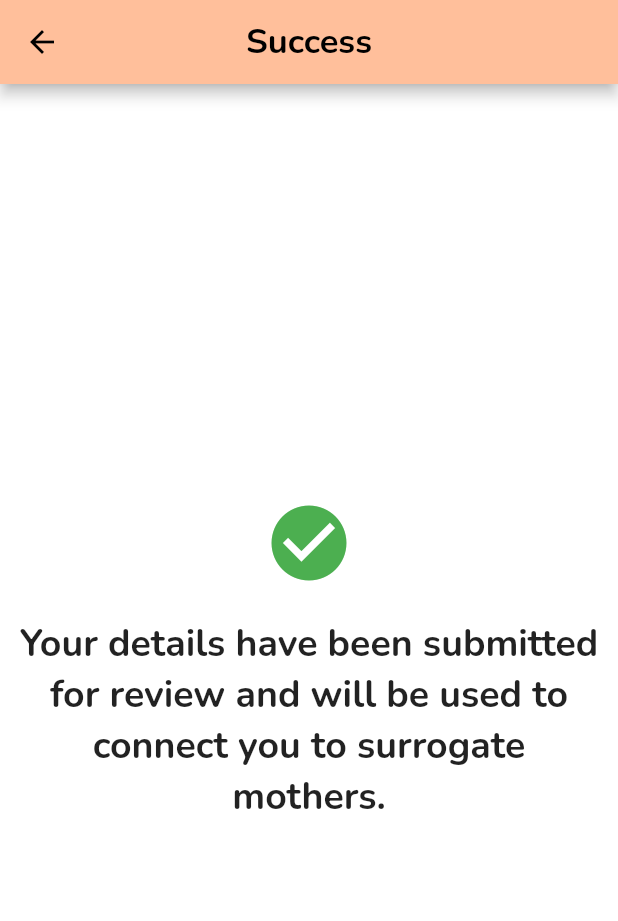
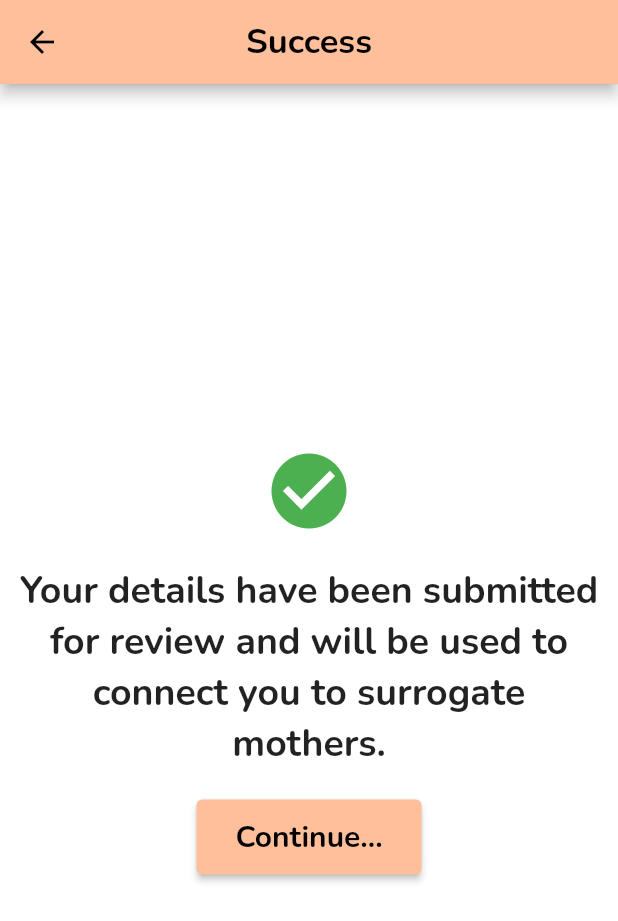
Before and after one commit to rhodinemma/baby-bridge, a Flutter app: the SubmitParentsDetails screen opened directly, on a phone screen of 412 x 824 dp. Shown: the top 921 px of the screen. Run offline on Flutter 3.47's test engine with Material 2 defaults, Android fonts, the light colour scheme and no system bars; our stand-ins replace file_picker, firebase_auth, firebase_core, geolocator, image_picker, intl_phone_field and 1 more; accounts and stored records are empty.

Commit message:
feat: in-app navigation screen for intended parents

```diff
--- a/lib/screens/submit_parent_details.dart
+++ b/lib/screens/submit_parent_details.dart
@@ -1,3 +1,4 @@
+import 'package:baby_bridge/screens/parents_home.dart';
 import 'package:flutter/material.dart';
 
 
@@ -27,17 +28,40 @@ class _SubmitParentsDetailsState extends State<SubmitParentsDetails> {
         padding: const EdgeInsets.all(8.0),
         child: Column(
           mainAxisAlignment: MainAxisAlignment.center,
-          children: const [
-            Icon(
+          children: [
+            const Icon(
               Icons.check_circle,
               color: Colors.green,
               size: 60.0,
             ),
-            SizedBox(height: 20.0),
-            Text(
+            const SizedBox(height: 20.0),
+            const Text(
               'Your details have been submitted for review and will be used to connect you to surrogate mothers.',
               textAlign: TextAlign.center,
               style: TextStyle(fontSize: 25.0, fontWeight: FontWeight.bold),
+            ),
+            const SizedBox(height: 20.0),
+            ElevatedButton(
+              onPressed: () {
+                debugPrint("Continue");
+                Navigator.push(
+                  context,
+                  MaterialPageRoute(
+                      builder: (context) => const ParentsHome()),
+                );
+              },
+              style: ButtonStyle(
+                backgroundColor:
+                MaterialStateProperty.all(const Color(0xFFFFBF9B)),
+                minimumSize: MaterialStateProperty.all(const Size(150, 50)),
+              ),
+              child: const Text(
+                style: TextStyle(
+                    fontSize: 20,
+                    fontWeight: FontWeight.bold,
+                    color: Colors.black),
+                'Continue...',
+              ),
             ),
           ],
         ),
```
Also changed, not shown: lib/screens/parents_home.dart (added, +155 -0 lines).
